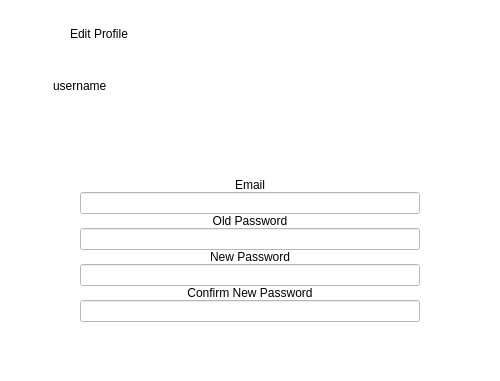
This is stacked.ui in acordi96/ProgrammazioneDiSistema-SharedEditor-Client as Qt 5 draws it before an edit; both pictures show x 468 to 968 and y 0 to 381 of the 1086 by 587 pixel window. The edited form follows.
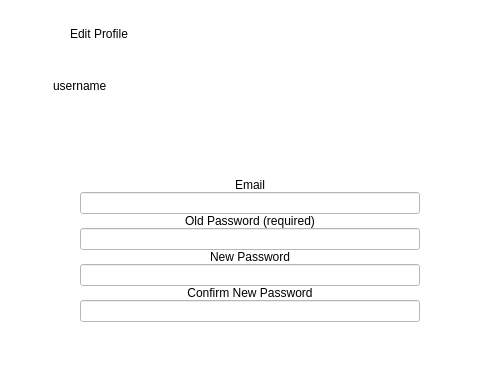
This is the edited form. The open tabs and pages were chosen to show the change. Icons and pictures are not drawn.

The edit to the form file:
```diff
--- a/stacked.ui
+++ b/stacked.ui
@@ -1731,7 +1731,7 @@
                       <string notr="true">font: 11pt &quot;Sawasdee Bold&quot;;</string>
                      </property>
                      <property name="text">
-                      <string>Old Password</string>
+                      <string>Old Password (required)</string>
                      </property>
                      <property name="alignment">
                       <set>Qt::AlignCenter</set>
```
